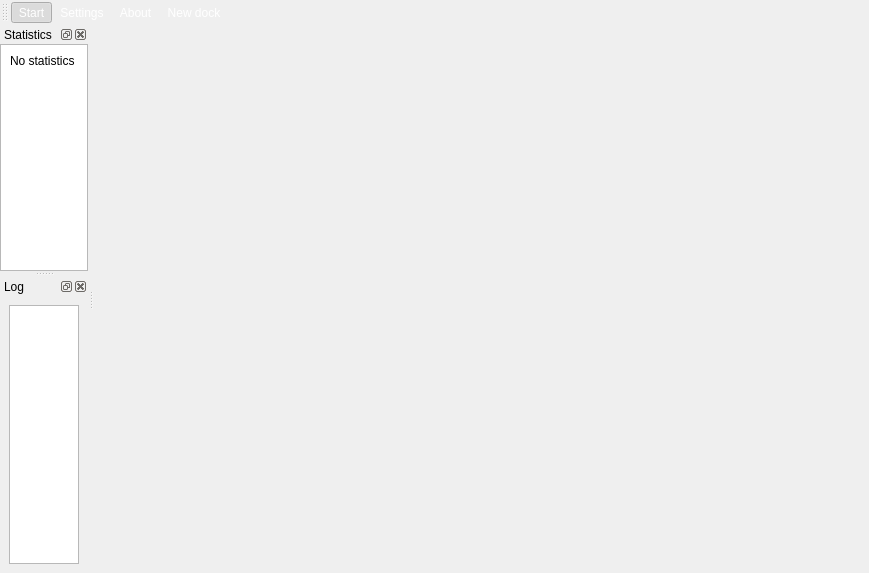
Before: the Qt Designer form friture.ui in tlecomte/friture, drawn with Qt 5.
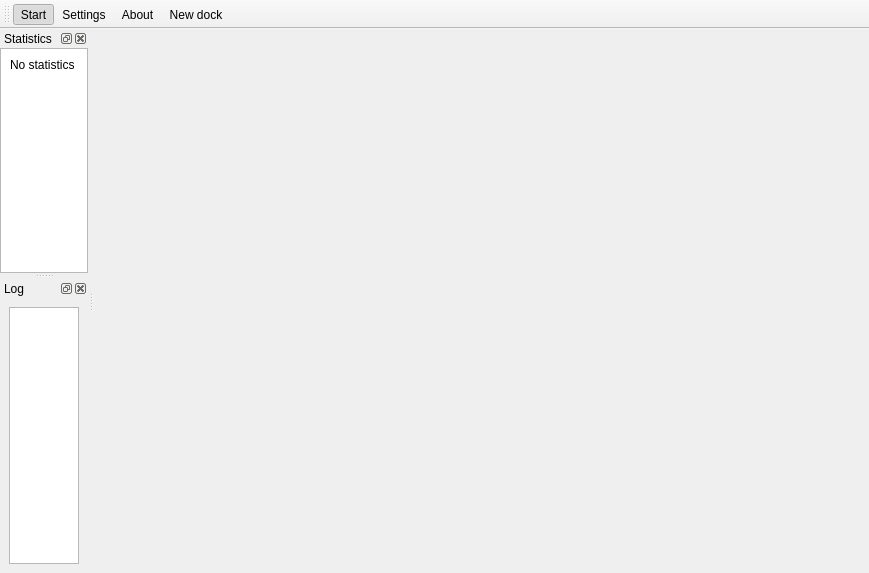
After: the same form once the commit is applied. Icons and pictures are not drawn.

Commit message: Comment out the toolbar styling for now, not that beautiful

```diff
--- a/friture.ui
+++ b/friture.ui
@@ -17,15 +17,6 @@
    <iconset resource="resource.qrc">
     <normaloff>:/window-icon.svg</normaloff>:/window-icon.svg</iconset>
   </property>
-  <property name="styleSheet">
-   <string>QToolBar {
-border: none;
-background: qlineargradient(x1: 0, y1: 0, x2: 0, y2: 1,
-stop: 0 #a6a6a6, stop: 0.08 #7f7f7f,
-stop: 0.39999 #717171, stop: 0.4 #626262,
-stop: 0.9 #4c4c4c, stop: 1 #333333);
- }</string>
-  </property>
   <widget class="QWidget" name="centralwidget">
    <property name="styleSheet">
     <string notr="true"/>
@@ -97,20 +88,6 @@
    <property name="windowTitle">
     <string>toolBar</string>
    </property>
-   <property name="styleSheet">
-    <string notr="true">QToolBar {
-border: none;
-background: qlineargradient(x1: 0, y1: 0, x2: 0, y2: 1,
-stop: 0 #a6a6a6, stop: 0.08 #7f7f7f,
-stop: 0.39999 #717171, stop: 0.4 #626262,
-stop: 0.9 #4c4c4c, stop: 1 #333333);
-}
-
-QToolButton {
-color: white;
-}
-</string>
-   </property>
    <property name="toolButtonStyle">
     <enum>Qt::ToolButtonTextBesideIcon</enum>
    </property>
```
The commit also changes 2 other files.
